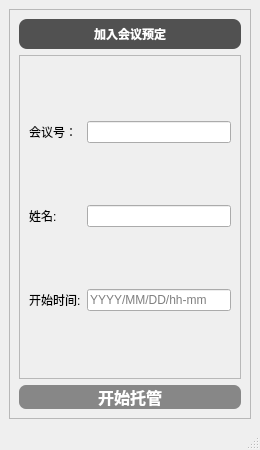
This is mainwindow.ui in SummerFoam233/Tencent-AutoMeeting as Qt 5 draws it before an edit. The edited form follows.
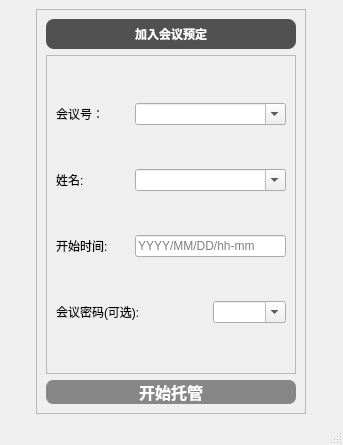
This is the edited form. Icons and pictures are not drawn.

```diff
--- a/mainwindow.ui
+++ b/mainwindow.ui
@@ -6,8 +6,8 @@
    <rect>
     <x>0</x>
     <y>0</y>
-    <width>260</width>
-    <height>450</height>
+    <width>343</width>
+    <height>445</height>
    </rect>
   </property>
   <property name="minimumSize">
@@ -54,53 +54,7 @@
       <property name="frameShadow">
        <enum>QFrame::Raised</enum>
       </property>
-      <layout class="QGridLayout" name="gridLayout">
-       <item row="2" column="0">
-        <widget class="QPushButton" name="tmp_auto_course_pbt">
-         <property name="font">
-          <font>
-           <family>微软雅黑</family>
-           <pointsize>12</pointsize>
-           <weight>75</weight>
-           <bold>true</bold>
-          </font>
-         </property>
-         <property name="styleSheet">
-          <string notr="true">QPushButton
-{
-    /*字体大小为14点*/
-    font-size:12pt;
-    /*字体颜色为白色*/    
-    color:white;
-    /*背景颜色*/  
-    background-color:#878787;
-    /*边框圆角半径为8像素*/ 
-    border-radius:7px;
-}
-
-QPushButton:hover
-{
-    /*背景颜色*/  
-    background-color:#909090;
-}
-
-/*按钮按下态*/
-QPushButton:pressed
-{
-    /*背景颜色*/  
-    background-color:#959595;
-    /*左内边距为3像素，让按下时字向右移动3像素*/  
-    padding-left:3px;
-    /*上内边距为3像素，让按下时字向下移动3像素*/  
-    padding-top:3px;
-}
-</string>
-         </property>
-         <property name="text">
-          <string>开始托管</string>
-         </property>
-        </widget>
-       </item>
+      <layout class="QGridLayout" name="gridLayout_2">
        <item row="0" column="0">
         <widget class="QLabel" name="label">
          <property name="maximumSize">
@@ -145,7 +99,21 @@
          <property name="frameShadow">
           <enum>QFrame::Raised</enum>
          </property>
-         <layout class="QGridLayout" name="gridLayout_2">
+         <layout class="QGridLayout" name="gridLayout">
+          <item row="0" column="0">
+           <widget class="QLabel" name="label_2">
+            <property name="text">
+             <string>会议号：</string>
+            </property>
+           </widget>
+          </item>
+          <item row="0" column="1" colspan="2">
+           <widget class="QComboBox" name="IDComBox">
+            <property name="editable">
+             <bool>true</bool>
+            </property>
+           </widget>
+          </item>
           <item row="1" column="0">
            <widget class="QLabel" name="label_9">
             <property name="text">
@@ -153,8 +121,12 @@
             </property>
            </widget>
           </item>
-          <item row="1" column="1">
-           <widget class="QLineEdit" name="NameLE"/>
+          <item row="1" column="1" colspan="2">
+           <widget class="QComboBox" name="NameComBox">
+            <property name="editable">
+             <bool>true</bool>
+            </property>
+           </widget>
           </item>
           <item row="2" column="0">
            <widget class="QLabel" name="label_3">
@@ -163,26 +135,76 @@
             </property>
            </widget>
           </item>
-          <item row="0" column="1">
-           <widget class="QLineEdit" name="MetIDLE"/>
-          </item>
-          <item row="0" column="0">
-           <widget class="QLabel" name="label_2">
-            <property name="text">
-             <string>会议号：</string>
-            </property>
-           </widget>
-          </item>
-          <item row="2" column="1">
+          <item row="2" column="1" colspan="2">
            <widget class="QLineEdit" name="StartTimeLE">
             <property name="placeholderText">
              <string>YYYY/MM/DD/hh-mm</string>
             </property>
            </widget>
           </item>
+          <item row="3" column="0" colspan="2">
+           <widget class="QLabel" name="label_4">
+            <property name="text">
+             <string>会议密码(可选):</string>
+            </property>
+           </widget>
+          </item>
+          <item row="3" column="2">
+           <widget class="QComboBox" name="PasswdComBox">
+            <property name="editable">
+             <bool>true</bool>
+            </property>
+           </widget>
+          </item>
          </layout>
         </widget>
        </item>
+       <item row="2" column="0">
+        <widget class="QPushButton" name="tmp_auto_course_pbt">
+         <property name="font">
+          <font>
+           <family>微软雅黑</family>
+           <pointsize>12</pointsize>
+           <weight>75</weight>
+           <bold>true</bold>
+          </font>
+         </property>
+         <property name="styleSheet">
+          <string notr="true">QPushButton
+{
+    /*字体大小为14点*/
+    font-size:12pt;
+    /*字体颜色为白色*/    
+    color:white;
+    /*背景颜色*/  
+    background-color:#878787;
+    /*边框圆角半径为8像素*/ 
+    border-radius:7px;
+}
+
+QPushButton:hover
+{
+    /*背景颜色*/  
+    background-color:#909090;
+}
+
+/*按钮按下态*/
+QPushButton:pressed
+{
+    /*背景颜色*/  
+    background-color:#959595;
+    /*左内边距为3像素，让按下时字向右移动3像素*/  
+    padding-left:3px;
+    /*上内边距为3像素，让按下时字向下移动3像素*/  
+    padding-top:3px;
+}
+</string>
+         </property>
+         <property name="text">
+          <string>开始托管</string>
+         </property>
+        </widget>
+       </item>
       </layout>
      </widget>
     </item>
```
